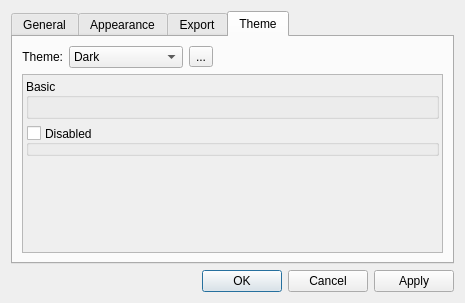
Before: the Qt Designer form src/gui/settings/settings_dialog.ui in albin-johansson/tactile, drawn with Qt 5.
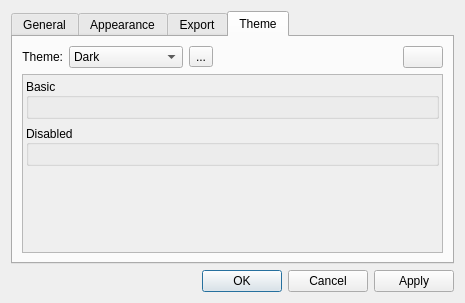
After: the same form once the commit is applied. Icons and pictures are not drawn.

Commit message: Improve theme customization

What changed in the file:
```diff
--- a/src/gui/settings/settings_dialog.ui
+++ b/src/gui/settings/settings_dialog.ui
@@ -514,6 +514,17 @@
            </property>
           </spacer>
          </item>
+         <item>
+          <widget class="QPushButton" name="addThemeButton">
+           <property name="text">
+            <string/>
+           </property>
+           <property name="icon">
+            <iconset resource="../../tactile.qrc">
+             <normaloff>:/resources/icons/fluent/64/add.png</normaloff>:/resources/icons/fluent/64/add.png</iconset>
+           </property>
+          </widget>
+         </item>
         </layout>
        </item>
        <item>
@@ -527,7 +538,7 @@
             <x>0</x>
             <y>0</y>
             <width>421</width>
-            <height>182</height>
+            <height>178</height>
            </rect>
           </property>
           <layout class="QGridLayout" name="gridLayout">
@@ -563,11 +574,12 @@
               <set>Qt::AlignLeading|Qt::AlignLeft|Qt::AlignVCenter</set>
              </property>
              <property name="checkable">
-              <bool>true</bool>
+              <bool>false</bool>
              </property>
              <property name="checked">
               <bool>false</bool>
              </property>
+             <layout class="QFormLayout" name="disabledGroupLayout"/>
             </widget>
            </item>
            <item row="3" column="0">
```
The commit also changes 11 other files.
